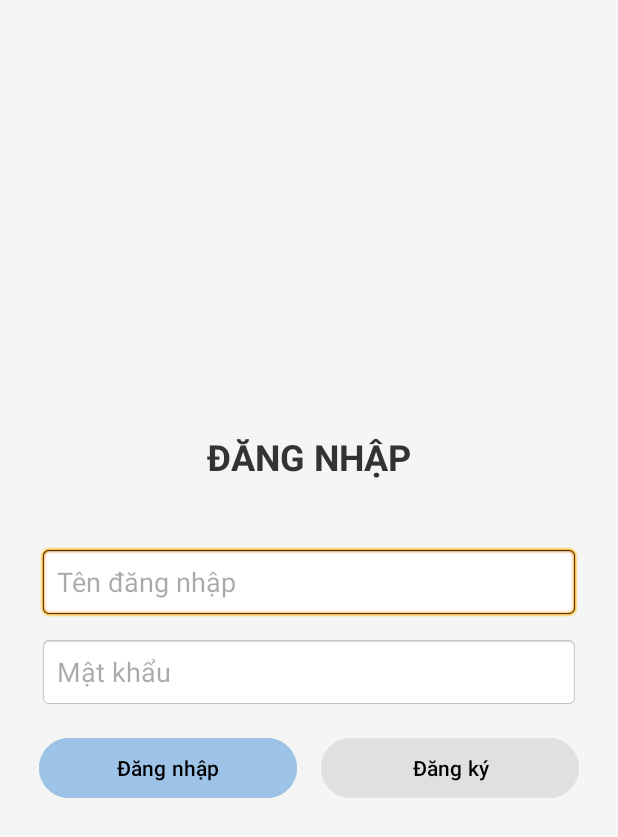
After one commit to VattenL/mobile-pikachu, an Android app: the layout activity_login.xml on its own in the app's theme, with its tools: preview values and no code run, on a phone screen of 412 x 824 dp. The commit adds this screen. Shown: the top 837 px of the screen. Run offline under Robolectric (Android 15) with nearby library versions, the light colour scheme and no system bars.

Commit message:
feat: add chuc nang login

```diff
--- /dev/null
+++ b/app/src/main/res/layout/activity_login.xml
@@ -0,0 +1,72 @@
+<LinearLayout xmlns:android="http://schemas.android.com/apk/res/android"
+    android:layout_width="match_parent"
+    android:layout_height="match_parent"
+    android:orientation="vertical"
+    android:gravity="center"
+    android:padding="24dp"
+    android:background="#F5F5F5">
+    <TextView
+        android:layout_width="wrap_content"
+        android:layout_height="wrap_content"
+        android:text="ĐĂNG NHẬP"
+        android:textSize="24sp"
+        android:textStyle="bold"
+        android:textColor="#333333"
+        android:layout_marginBottom="16dp" />
+    <TextView
+        android:id="@+id/tvError"
+        android:layout_width="wrap_content"
+        android:layout_height="wrap_content"
+        android:textColor="#D32F2F"
+        android:textSize="14sp"
+        android:layout_marginBottom="8dp" />
+    <LinearLayout
+        android:layout_width="360dp"
+        android:layout_height="wrap_content"
+        android:orientation="vertical">
+        <EditText
+            android:id="@+id/edtUsername"
+            android:layout_width="match_parent"
+            android:layout_height="48dp"
+            android:hint="Tên đăng nhập"
+            android:inputType="text"
+            android:paddingHorizontal="12dp"
+            android:background="@android:drawable/editbox_background"
+            android:layout_marginBottom="12dp" />
+        <EditText
+            android:id="@+id/edtPassword"
+            android:layout_width="match_parent"
+            android:layout_height="48dp"
+            android:hint="Mật khẩu"
+            android:inputType="textPassword"
+            android:paddingHorizontal="12dp"
+            android:background="@android:drawable/editbox_background"
+            android:layout_marginBottom="16dp" />
+        <LinearLayout
+            android:layout_width="match_parent"
+            android:layout_height="wrap_content"
+            android:orientation="horizontal"
+            android:gravity="center">
+            <Button
+                android:id="@+id/btnLogin"
+                android:layout_width="0dp"
+                android:layout_height="48dp"
+                android:layout_weight="1"
+                android:text="Đăng nhập"
+                android:onClick="onLoginClick"
+                android:backgroundTint="#9DC3E6"
+                android:textColor="#000000"
+                android:layout_marginEnd="8dp" />
+            <Button
+                android:id="@+id/btnRegister"
+                android:layout_width="0dp"
+                android:layout_height="48dp"
+                android:layout_weight="1"
+                android:text="Đăng ký"
+                android:onClick="onRegisterClick"
+                android:backgroundTint="#E0E0E0"
+                android:textColor="#000000"
+                android:layout_marginStart="8dp" />
+        </LinearLayout>
+    </LinearLayout>
+</LinearLayout>
```
Also changed, not shown: app/src/main/java/ptit/e23cnpm01/pikachu/view/LoginActivity.java (+74 -5 lines).
